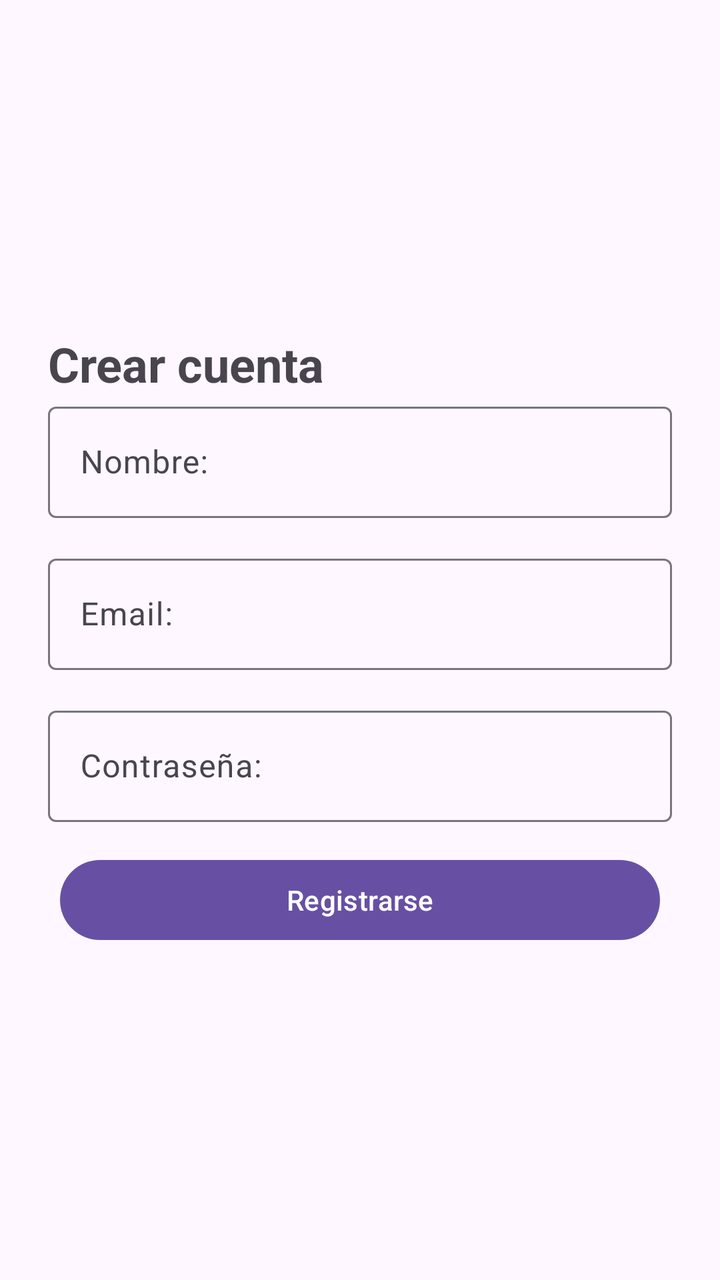
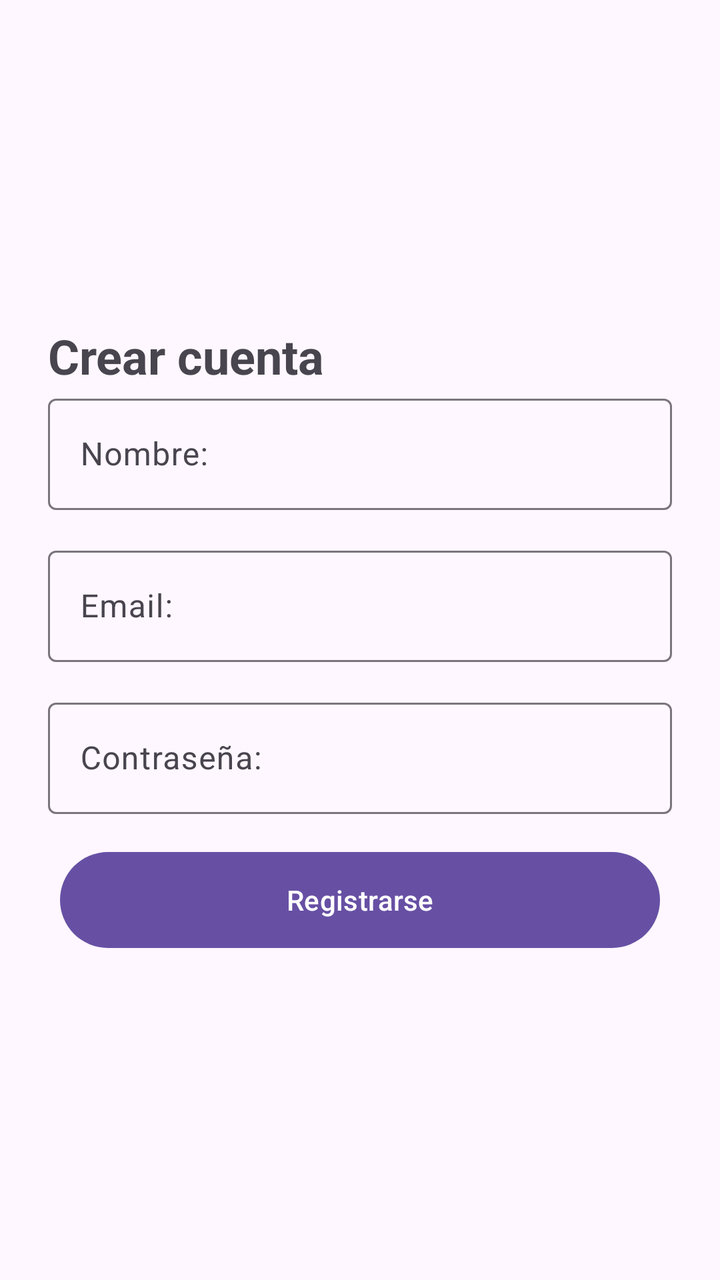

Compare the two renders of this Android layout. The source of the first and the diff that turns it into the second are given below.
<!-- AndroidManifest.xml: application theme Theme.CestaFamiliar -->
<!-- res/layout/activity_crearcuenta.xml -->
<?xml version="1.0" encoding="utf-8"?>
<LinearLayout xmlns:android="http://schemas.android.com/apk/res/android"
    xmlns:app="http://schemas.android.com/apk/res-auto"
    android:id="@+id/nombre"
    android:layout_width="match_parent"
    android:layout_height="match_parent"
    android:gravity="center"
    android:orientation="vertical"
    android:padding="24dp">

    <TextView
        android:id="@+id/tvTitulo"
        android:layout_width="match_parent"
        android:layout_height="wrap_content"
        android:text="Crear cuenta"
        android:textSize="24sp"
        android:textStyle="bold" />

    <com.google.android.material.textfield.TextInputLayout
        android:layout_width="match_parent"
        android:layout_height="76dp"
        app:hintAnimationEnabled="false">

        <com.google.android.material.textfield.TextInputEditText
            android:id="@+id/tinputNombre"
            android:layout_width="match_parent"
            android:layout_height="wrap_content"
            android:hint="Nombre:"
            android:inputType="text" />
    </com.google.android.material.textfield.TextInputLayout>

    <com.google.android.material.textfield.TextInputLayout
        android:layout_width="match_parent"
        android:layout_height="76dp"
        app:hintAnimationEnabled="false">

        <com.google.android.material.textfield.TextInputEditText
            android:id="@+id/tinputEmail"
            android:layout_width="match_parent"
            android:layout_height="wrap_content"
            android:hint="Email:"
            android:inputType="textEmailAddress" />
    </com.google.android.material.textfield.TextInputLayout>

    <com.google.android.material.textfield.TextInputLayout
        android:layout_width="match_parent"
        android:layout_height="76dp"
        app:hintAnimationEnabled="false">

        <com.google.android.material.textfield.TextInputEditText
            android:id="@+id/tinputContraseña"
            android:layout_width="match_parent"
            android:layout_height="wrap_content"
            android:hint="Contraseña:"
            android:inputType="textPassword"
            android:password="true" />
    </com.google.android.material.textfield.TextInputLayout>

    <Button
        android:id="@+id/button"
        android:layout_width="300dp"
        android:layout_height="wrap_content"
        android:text="Registrarse" />

</LinearLayout>
<!-- resources referenced by this layout -->
<resources>
  <style name="Theme.CestaFamiliar" parent="Base.Theme.CestaFamiliar" />
  <style name="Base.Theme.CestaFamiliar" parent="Theme.Material3.DayNight.NoActionBar">
          
          
      </style>
</resources>

<!-- the commit's change to res/layout/activity_crearcuenta.xml (unified diff, before → after) -->
@@ -59,7 +59,7 @@
     <Button
         android:id="@+id/button"
         android:layout_width="300dp"
-        android:layout_height="wrap_content"
+        android:layout_height="56dp"
         android:text="Registrarse" />
 
 </LinearLayout>
